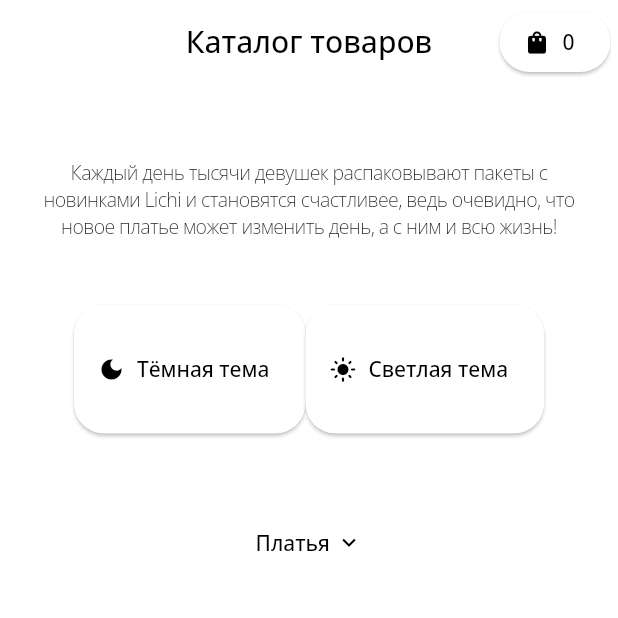
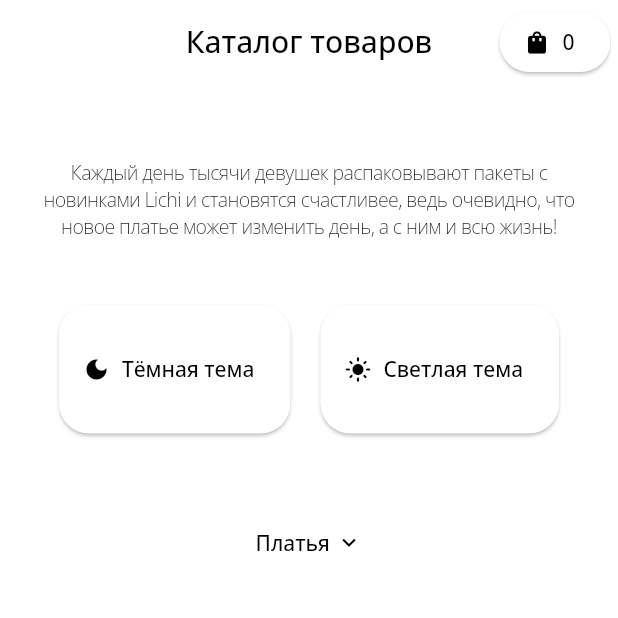
Before and after one commit to luijiwa/kichi_test, a Flutter app: the screen it shows after launch, on a phone screen of 412 x 824 dp, the top half of it. Run offline on Flutter 3.47's test engine with Material 2 defaults, Android fonts, the light colour scheme and no system bars; our stand-ins replace dio, go_router, sqflite; accounts and stored records are empty; network calls fail.

Commit message:
Добавить отступ между кнопками

```diff
--- a/lib/widgets/product_list/product_list_widget.dart
+++ b/lib/widgets/product_list/product_list_widget.dart
@@ -73,6 +73,7 @@ class _ProductListWidgetState extends State<ProductListWidget> {
                         label: const Text('Тёмная тема'),
                       ),
                     ),
+                    const SizedBox(width: 20),
                     SizedBox(
                       height: 86,
                       child: ElevatedButton.icon(
@@ -107,8 +108,8 @@ class _ProductListWidgetState extends State<ProductListWidget> {
               itemCount: productList.length,
               gridDelegate: SliverGridDelegateWithFixedCrossAxisCount(
                 crossAxisCount: 2,
-                mainAxisSpacing: 26,
-                crossAxisSpacing: 6,
+                mainAxisSpacing: 26, // Отступ между элементами
+                crossAxisSpacing: 6, // Отступ между рядами
                 childAspectRatio: childAspectRatio,
               ),
               itemBuilder: (BuildContext context, int index) {
@@ -173,6 +174,8 @@ class ProductListItem extends StatelessWidget {
               product.name,
               textAlign: TextAlign.center,
               style: CustomTextStyle.cartPriceStyle1,
+              maxLines: 2,
+              overflow: TextOverflow.ellipsis,
             ),
             const SizedBox(height: 19),
             Container(
@@ -184,8 +187,8 @@ class ProductListItem extends StatelessWidget {
                   scrollDirection: Axis.horizontal,
                   physics: const NeverScrollableScrollPhysics(),
                   gridDelegate: const SliverGridDelegateWithFixedCrossAxisCount(
-                    crossAxisCount: 1,
-                    mainAxisSpacing: 9,
+                    crossAxisCount: 1, // Отступ между элементами
+                    mainAxisSpacing: 9, // Отступ между рядами
                   ),
                   itemCount: color.length,
                   itemBuilder: (BuildContext context, int index) {
```
